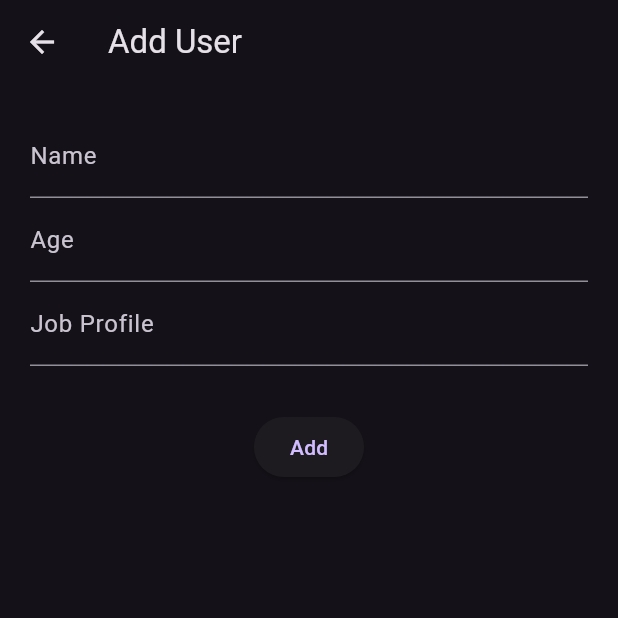
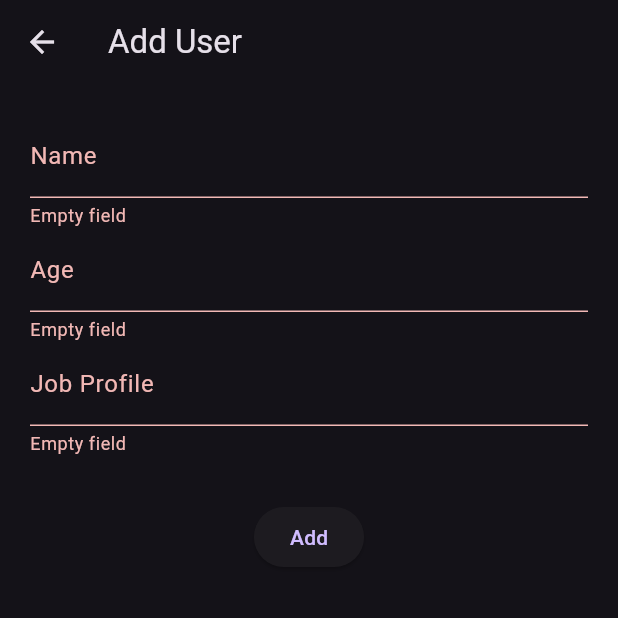
Before and after one commit to ShivamBari2728/Flutter-Projects, a Flutter app: the Adduser screen opened directly with empty values, after a tap on "Add", on a phone screen of 412 x 824 dp, the top half of it. Run offline on Flutter 3.47's test engine with Material 3 defaults, Android fonts, the phone set to English and light mode, and no system bars; our stand-ins replace dio, shared_preferences; missing offline and left inert: dart:ffi; accounts and stored records are empty; network calls fail.

Commit message:
new project

```diff
--- a/apitestapp/lib/addUser.dart
+++ b/apitestapp/lib/addUser.dart
@@ -3,10 +3,11 @@
 import 'package:dio/dio.dart';
 import 'package:flutter/cupertino.dart';
 import 'package:flutter/material.dart';
+import 'package:flutter/services.dart';
 
 class Adduser extends StatefulWidget {
-  int newindex;
-  Adduser({super.key,required this.newindex});
+  int newindex; //newindex is the length of list fetched in privious getData().
+  Adduser({super.key, required this.newindex});
 
   @override
   State<Adduser> createState() => _AdduserState();
@@ -16,62 +17,95 @@ class _AdduserState extends State<Adduser> {
   TextEditingController nametext = TextEditingController();
   TextEditingController agetext = TextEditingController();
   TextEditingController jobtext = TextEditingController();
-  Future<void> addData()async
-  {
+  Future<void> addData() async {
     var dio = Dio();
     try {
-      Map<String,dynamic> data = {
+      Map<String, dynamic> data = {
         "age": agetext.text,
         "job": jobtext.text,
-        "profile": "",
+        "profile":
+            "https://media0.giphy.com/avatars/ashrafomar__/zo7sIcJiW5EH.gif",
         "username": nametext.text
-
       };
-      await dio.patch("https://apptesting-a9f77-default-rtdb.firebaseio.com/users/${widget.newindex}.json",data: data);
-      Navigator.pop(context,"refresh");
-
+      await dio.patch(
+          "https://apptesting-a9f77-default-rtdb.firebaseio.com/users/${widget.newindex}.json",
+          data: data);
+      Navigator.pop(context, "refresh");
     } catch (e) {
       print(e);
     }
+  }
 
-  }
   @override
   Widget build(BuildContext context) {
+    var addForm = GlobalKey<FormState>();
     return Scaffold(
-      appBar: AppBar(title: Text("Add User"),),
-
+      appBar: AppBar(
+        title: Text("Add User"),
+      ),
       body: Padding(
         padding: const EdgeInsets.all(20),
+        child: Form(
+          key: addForm,
           child: Column(
-
             children: [
-            TextField(
+              TextFormField(
+                autovalidateMode: AutovalidateMode.onUserInteraction,
+                validator: (value) {
+                  if (value.toString().isEmpty) {
+                    return "Empty field";
+                  } else {
+                    return null;
+                  }
+                },
                 controller: nametext,
-              decoration: InputDecoration(
-                label: Text("Name")
+                decoration: InputDecoration(label: Text("Name")),
               ),
+              TextFormField(
+                autovalidateMode: AutovalidateMode.onUserInteraction,
+                validator: (value) {
+                  if (value == null || value.isEmpty) {
+                    return "Empty field";
+                  } else if (int.tryParse(value) == null) {
+                    return "Please enter a valid number";
+                  }
+                  return null;
+                },
+                keyboardType: TextInputType.number,
+                inputFormatters: <TextInputFormatter>[
+                  //filters the non numeric input like a . , etc.
+                  FilteringTextInputFormatter.digitsOnly
+                ],
+                controller: agetext,
+                decoration: InputDecoration(label: Text("Age")),
               ),
-            TextField(
-              controller: agetext,
-              decoration: InputDecoration(
-                label: Text("Age")
+              TextFormField(
+                autovalidateMode: AutovalidateMode.onUserInteraction,
+                validator: (value) {
+                  if (value == null || value.isEmpty) {
+                    return "Empty field";
+                  } else {
+                    return null;
+                  }
+                },
+                controller: jobtext,
+                decoration: InputDecoration(label: Text("Job Profile")),
               ),
+              SizedBox(
+                height: 30,
               ),
-            TextField(
-              controller: jobtext,
-              decoration: InputDecoration(
-                label: Text("Job Profile")
-              ),
-            ),
-            SizedBox(height: 30,),
-            ElevatedButton(onPressed: addData, child: Text("Add"),
-
+              ElevatedButton(
+                onPressed: () {
+                  if (addForm.currentState!.validate()) {
+                    addData();
+                  }
+                },
+                child: Text("Add"),
               )
-
             ],
           ),
         ),
-
+      ),
     );
   }
 }
--- a/apitestapp/pubspec.yaml
+++ b/apitestapp/pubspec.yaml
@@ -36,6 +36,7 @@ dependencies:
   # Use with the CupertinoIcons class for iOS style icons.
   cupertino_icons: ^1.0.6
   dio: ^5.5.0+1
+  url_launcher: ^6.3.0
 
 dev_dependencies:
   flutter_test:
```
Also changed, not shown: apitestapp/lib/drawerItems.dart (added, +44 -0 lines), apitestapp/lib/homescreen.dart (+21 -14 lines), apitestapp/lib/viewUser.dart (+4 -4 lines), apitestapp/pubspec.lock, 5 other files. Lines whose indentation alone changed are shown as unchanged.
